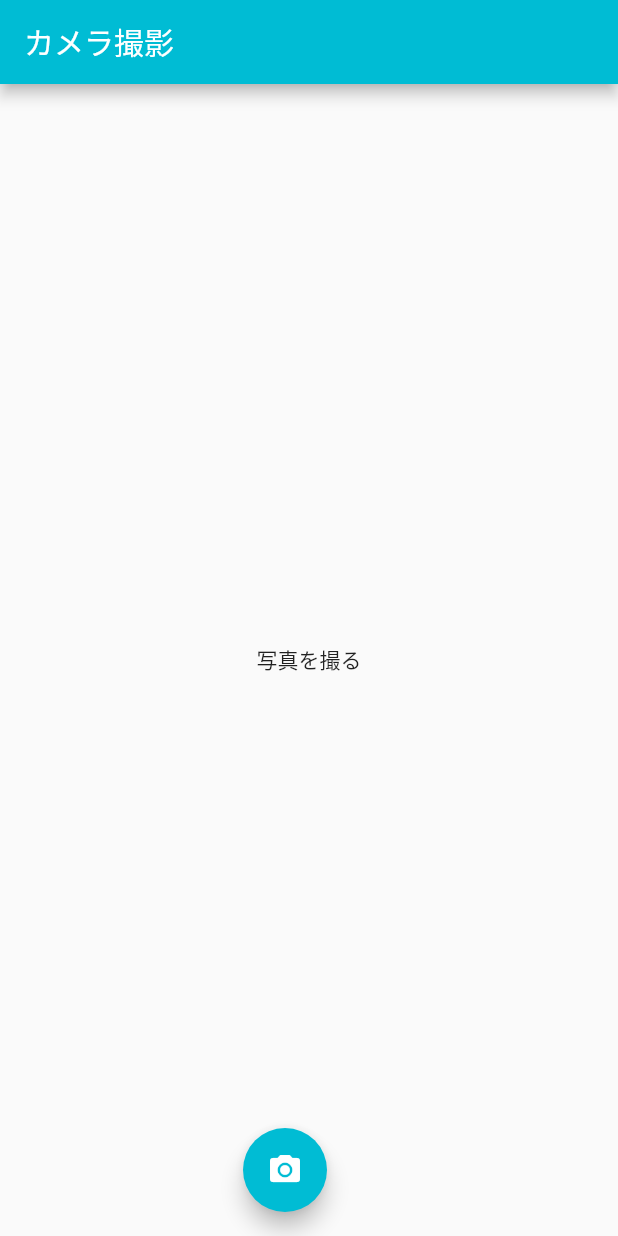
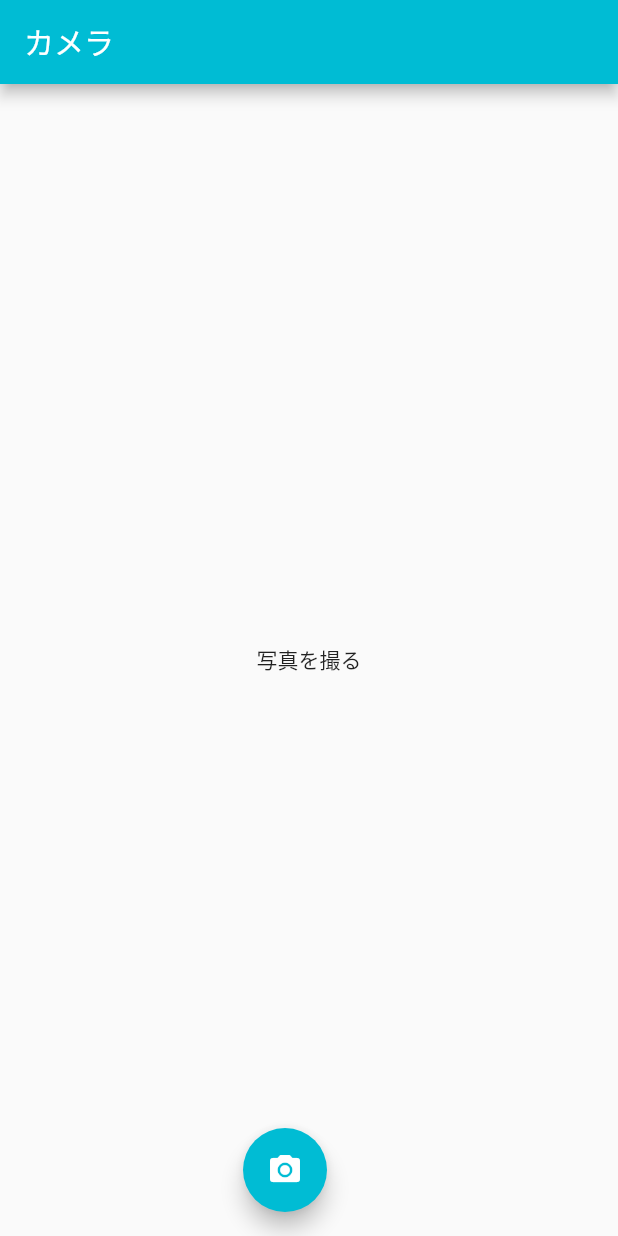
Before and after one commit to takaku1222/photo_picture, a Flutter app: the screen it shows after launch, on a phone screen of 412 x 824 dp. Run offline on Flutter 3.47's test engine with Material 2 defaults, Android fonts, the phone set to English and light mode, and no system bars; our stand-ins replace image_picker.

Commit message:
second commit

```diff
--- a/lib/main.dart
+++ b/lib/main.dart
@@ -52,7 +52,7 @@ class _MyHomePageState extends State<MyHomePage> {
   Widget build(BuildContext context) {
     return Scaffold(
       appBar: AppBar(
-        title: Text('カメラ撮影',
+        title: Text('カメラ',
           style: TextStyle(color: Colors.white),
         ),
         backgroundColor: Colors.cyan,
```
